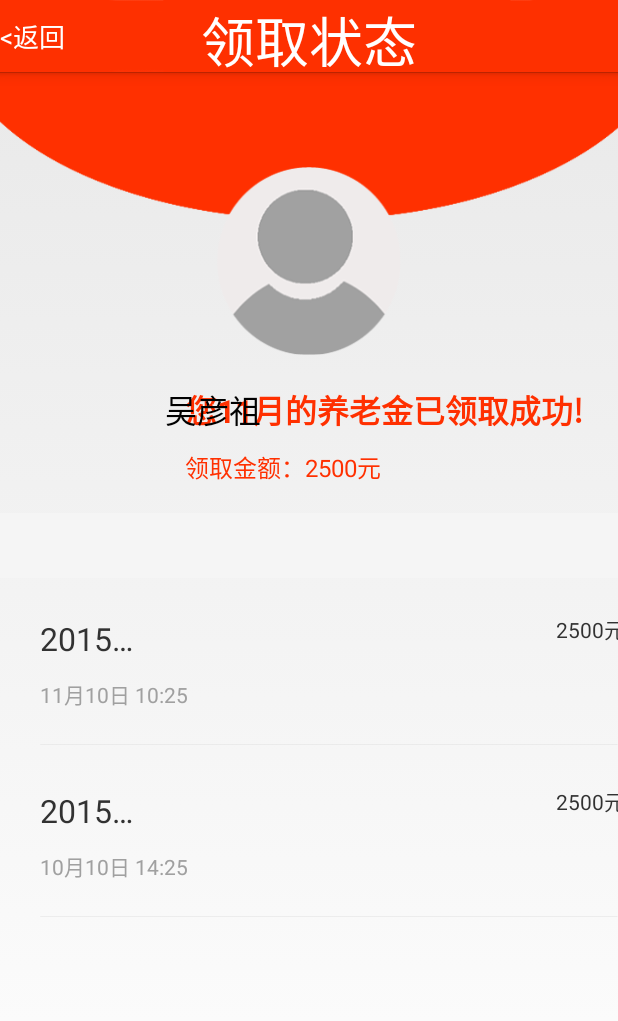
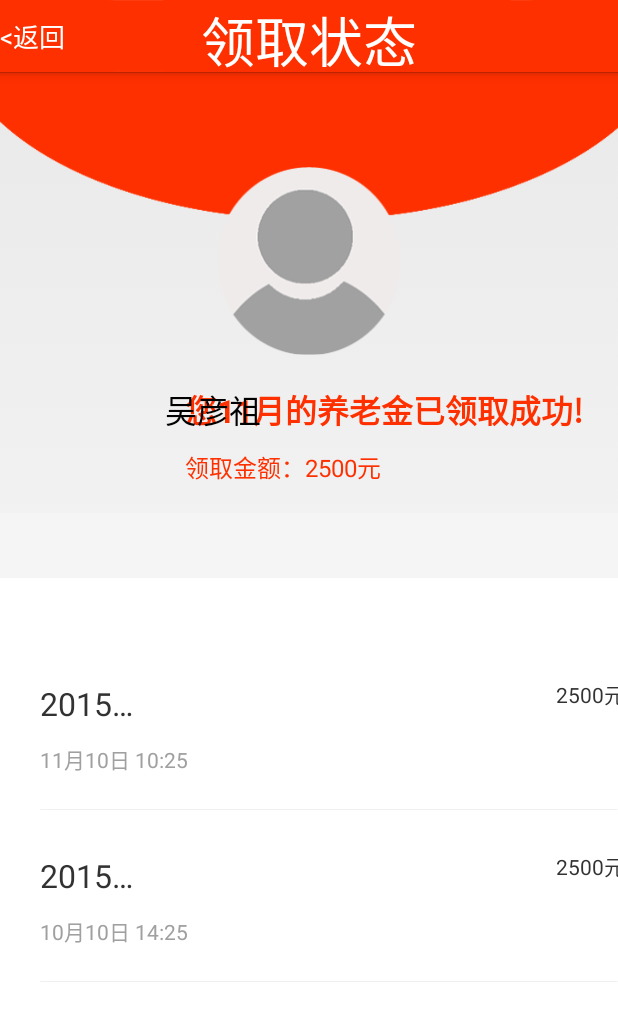
Before and after one commit to JacksonMich/HongMo, an Android app: the GetSuccessActivity screen opened directly, with no data from a screen before it, on a phone screen of 412 x 824 dp. Shown: the top 1021 px of the screen. Run offline under Robolectric (Android 15) with nearby library versions, the phone set to English and light mode, and no system bars.

Commit message:
zhr modifies IdOperate

```diff
--- a/app/src/main/res/layout/getsuccess_layout.xml
+++ b/app/src/main/res/layout/getsuccess_layout.xml
@@ -73,8 +73,17 @@
         android:layout_width="match_parent"
         android:layout_height="65px"
         android:src="@mipmap/fengexianbig"
-        android:scaleType="fitXY"/>
+        android:scaleType="fitXY"
+        android:id="@+id/imageView10" />
 
+
+    <RelativeLayout
+        android:layout_width="match_parent"
+        android:layout_height="match_parent"
+        android:layout_alignParentBottom="true"
+        android:layout_centerHorizontal="true"
+        android:layout_below="@+id/imageView10"
+        android:background="#ffffff">
 
         <LinearLayout
             android:id="@+id/linearLayout4"
@@ -189,7 +198,9 @@
                 android:layout_height="1px"
                 android:src="@mipmap/fengexian1"
                 android:scaleType="fitXY" />
+
         </LinearLayout>
+    </RelativeLayout>
 
     <include
         layout="@layout/advertise"
```
Also changed, not shown: app/src/main/res/layout/connection.xml (+7 -0 lines), app/src/main/res/layout/connetion_failed.xml (+7 -0 lines), app/src/main/res/layout/getfailed_layout.xml (+9 -1 lines). Lines whose indentation alone changed are shown as unchanged.
